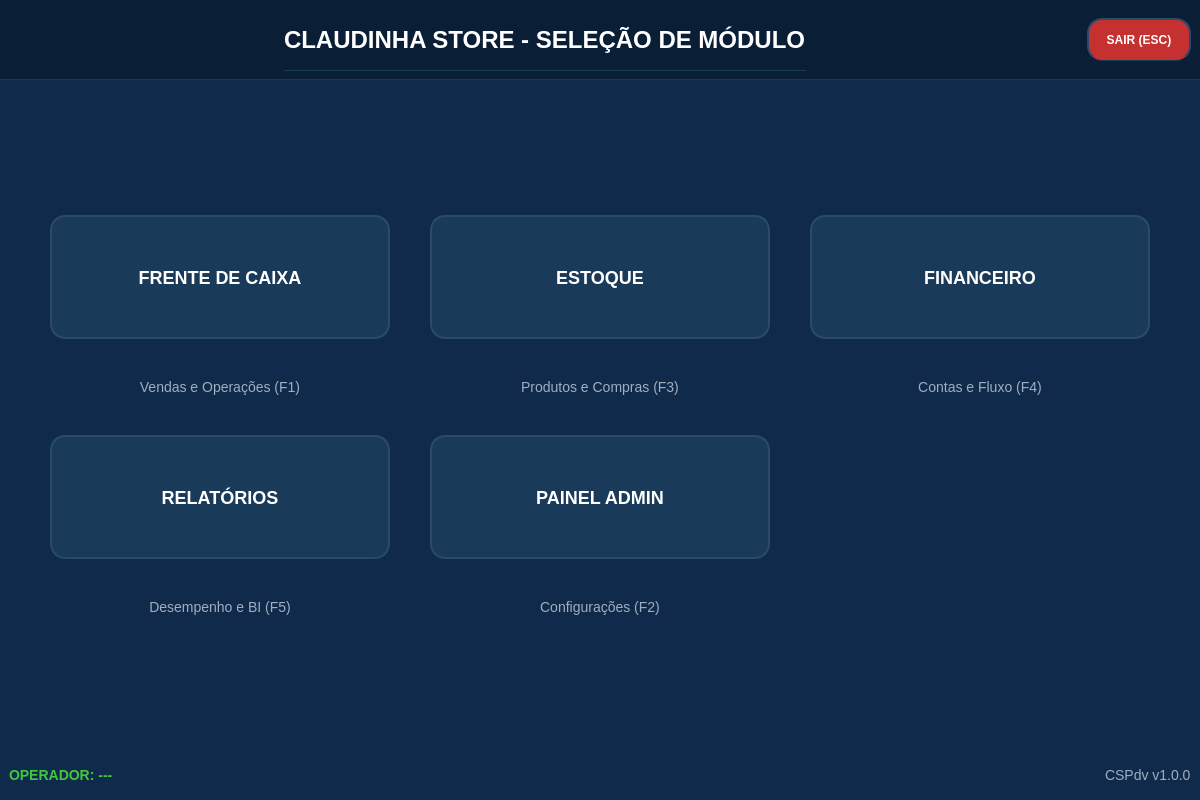
First picture: the form in ui/login/selecao_modo.ui, repository iuryruansc/cspdv, before the edit.
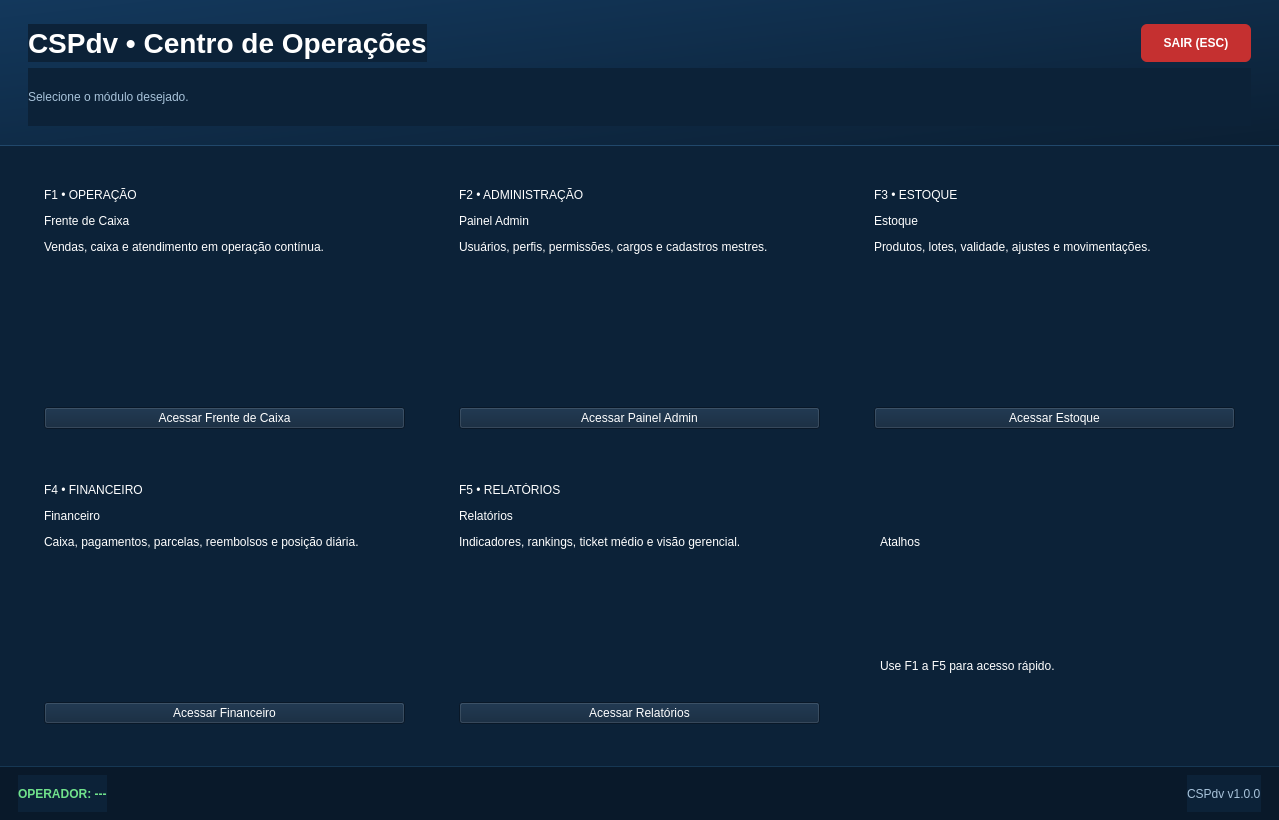
Second picture: the form after the edit.

The edit to the form file:
```diff
--- a/ui/login/selecao_modo.ui
+++ b/ui/login/selecao_modo.ui
@@ -6,46 +6,94 @@
    <rect>
     <x>0</x>
     <y>0</y>
-    <width>1200</width>
-    <height>800</height>
+    <width>1279</width>
+    <height>820</height>
    </rect>
   </property>
   <property name="windowTitle">
-   <string>CSPdv - Seleção de Modo</string>
+   <string>CSPdv - Seleção de Áreas</string>
   </property>
   <property name="styleSheet">
    <string notr="true">
-    QWidget {
-        font-family: 'Segoe UI', Arial;
-        background-color: #0f2a4a;
-        color: white;
-    }
-    QPushButton {
-        background-color: #1a3a5a;
-        border: 2px solid #2a4a6a;
-        border-radius: 15px;
-        color: white;
-        font-size: 18px;
-        font-weight: bold;
-        min-height: 120px;
-        min-width: 200px;
-    }
-    QPushButton:hover {
-        background-color: #2a4a6a;
-        border-color: #3a6aaa;
-    }
-    QPushButton:pressed {
-        background-color: #0a1a2a;
-    }
-    QLabel#lblTitulo {
-        font-size: 24px;
-        font-weight: bold;
-        color: #ffffff;
-    }
-    QLabel {
-        font-size: 14px;
-        color: #a0aec0;
-    }
+QWidget {
+ font-family: 'Segoe UI', Arial;
+ background-color: #0c2238;
+ color: white;
+}
+QFrame#frameHero {
+ background: qlineargradient(x1:0, y1:0, x2:1, y2:1, stop:0 #13385c, stop:1 #0b1f33);
+ border-bottom: 1px solid #21486b;
+}
+QLabel#lblTitulo {
+ font-size: 28px;
+ font-weight: bold;
+ color: white;
+}
+QLabel#lblSubtitulo, QLabel#lblVersao {
+ font-size: 12px;
+ color: #a8c3da;
+}
+QFrame[card=&quot;true&quot;] {
+ background-color: #112c47;
+ border: 1px solid #234d72;
+ border-radius: 18px;
+}
+QLabel[moduleBadge=&quot;true&quot;] {
+ background-color: rgba(255,255,255,24);
+ color: #d8ebfb;
+ border: 1px solid rgba(255,255,255,35);
+ border-radius: 11px;
+ padding: 4px 10px;
+ font-size: 11px;
+ font-weight: bold;
+}
+QLabel[moduleTitle=&quot;true&quot;] {
+ font-size: 22px;
+ font-weight: bold;
+ color: white;
+}
+QLabel[moduleDesc=&quot;true&quot;] {
+ font-size: 12px;
+ color: #a8c3da;
+}
+QPushButton[moduleCard=&quot;true&quot;] {
+ background-color: #163758;
+ color: white;
+ border: 1px solid #2b5e87;
+ border-radius: 10px;
+ padding: 10px 14px;
+ font-size: 12px;
+ font-weight: bold;
+ text-align: center;
+}
+QPushButton[moduleCard=&quot;true&quot;]:hover {
+ background-color: #1d466c;
+ border-color: #3d78a8;
+}
+QPushButton[moduleCard=&quot;true&quot;]:pressed {
+ background-color: #10314e;
+}
+QPushButton#btnSairSessao {
+ background-color: #c53030;
+ color: white;
+ border: none;
+ border-radius: 6px;
+ padding: 8px 16px;
+ font-size: 12px;
+ font-weight: bold;
+}
+QPushButton#btnSairSessao:hover {
+ background-color: #df4242;
+}
+QFrame#frameFooter {
+ background-color: #09192a;
+ border-top: 1px solid #163753;
+}
+QLabel#lblOperadorNome {
+ font-weight: bold;
+ color: #70e28b;
+ font-size: 12px;
+}
    </string>
   </property>
   <layout class="QVBoxLayout" name="mainVLayout">
@@ -65,39 +113,43 @@
     <number>0</number>
    </property>
    <item>
-    <widget class="QFrame" name="frameHeader">
+    <widget class="QFrame" name="frameHero">
      <property name="minimumSize">
       <size>
        <width>0</width>
-       <height>80</height>
+       <height>146</height>
       </size>
      </property>
-     <property name="styleSheet">
-      <string notr="true">background-color: #0a1f35; border-bottom: 1px solid #1a3a5a;</string>
+     <property name="maximumSize">
+      <size>
+       <width>16777215</width>
+       <height>146</height>
+      </size>
      </property>
-     <layout class="QHBoxLayout" name="headerLayout">
+     <layout class="QVBoxLayout" name="heroVLayout">
+      <property name="leftMargin">
+       <number>28</number>
+      </property>
+      <property name="topMargin">
+       <number>24</number>
+      </property>
+      <property name="rightMargin">
+       <number>28</number>
+      </property>
+      <property name="bottomMargin">
+       <number>20</number>
+      </property>
       <item>
-       <spacer name="spacerLeft">
-        <property name="orientation">
-         <enum>Qt::Horizontal</enum>
-        </property>
-        <property name="sizeHint" stdset="0">
-         <size>
-          <width>0</width>
-          <height>0</height>
-         </size>
-        </property>
-       </spacer>
-      </item>
+       <layout class="QHBoxLayout" name="heroTopLayout">
       <item>
        <widget class="QLabel" name="lblTitulo">
         <property name="text">
-         <string>CLAUDINHA STORE - SELEÇÃO DE MÓDULO</string>
+           <string>CSPdv • Centro de Operações</string>
         </property>
        </widget>
       </item>
       <item>
-       <spacer name="spacerRight">
+         <spacer name="heroTopSpacer">
         <property name="orientation">
          <enum>Qt::Horizontal</enum>
         </property>
@@ -113,169 +165,432 @@
        <widget class="QPushButton" name="btnSairSessao">
         <property name="minimumSize">
          <size>
-          <width>104</width>
-          <height>43</height>
-         </size>
-        </property>
-        <property name="styleSheet">
-         <string notr="true">background-color: #c53030; min-height: 40px; min-width: 100px; font-size: 12px;</string>
-        </property>
+            <width>110</width>
+            <height>38</height>
+           </size>
+          </property>
         <property name="text">
          <string>SAIR (ESC)</string>
         </property>
        </widget>
       </item>
      </layout>
-    </widget>
    </item>
    <item>
-    <spacer name="vSpacerTop">
-     <property name="orientation">
-      <enum>Qt::Vertical</enum>
-     </property>
-     <property name="sizeHint" stdset="0">
-      <size>
-       <width>0</width>
-       <height>0</height>
-      </size>
-     </property>
-    </spacer>
+       <widget class="QLabel" name="lblSubtitulo">
+        <property name="text">
+         <string>Selecione o módulo desejado.</string>
+        </property>
+       </widget>
+      </item>
+     </layout>
+    </widget>
    </item>
    <item>
     <layout class="QGridLayout" name="layoutContent">
      <property name="leftMargin">
-      <number>50</number>
+      <number>26</number>
+     </property>
+     <property name="topMargin">
+      <number>24</number>
      </property>
      <property name="rightMargin">
-      <number>50</number>
+      <number>26</number>
+     </property>
+     <property name="bottomMargin">
+      <number>24</number>
      </property>
      <property name="spacing">
-      <number>40</number>
+      <number>18</number>
      </property>
      <item row="0" column="0">
-      <layout class="QVBoxLayout" name="vboxPDV">
+      <widget class="QFrame" name="cardFrenteCaixa">
+       <property name="card" stdset="0">
+        <string>true</string>
+       </property>
+       <layout class="QVBoxLayout" name="cardFrenteCaixaLayout">
+        <property name="spacing">
+         <number>12</number>
+        </property>
+        <property name="leftMargin">
+         <number>18</number>
+        </property>
+        <property name="topMargin">
+         <number>18</number>
+        </property>
+        <property name="rightMargin">
+         <number>18</number>
+        </property>
+        <property name="bottomMargin">
+         <number>18</number>
+        </property>
        <item>
-        <widget class="QPushButton" name="btnFrenteCaixa">
-         <property name="toolTip">
-          <string>[F1] Acesso ao PDV</string>
-         </property>
+         <widget class="QLabel" name="lblBadgePdv">
+          <property name="text">
+           <string>F1 • OPERAÇÃO</string>
+          </property>
+          <property name="moduleBadge" stdset="0">
+           <string>true</string>
+          </property>
+         </widget>
+        </item>
+        <item>
+         <widget class="QLabel" name="lblTitlePdv">
          <property name="text">
-          <string>FRENTE DE CAIXA</string>
+           <string>Frente de Caixa</string>
+          </property>
+          <property name="moduleTitle" stdset="0">
+           <string>true</string>
          </property>
         </widget>
        </item>
        <item>
         <widget class="QLabel" name="lblFrenteCaixa">
          <property name="text">
-          <string>Vendas e Operações (F1)</string>
-         </property>
-         <property name="alignment">
-          <set>Qt::AlignCenter</set>
+           <string>Vendas, caixa e atendimento em operação contínua.</string>
+          </property>
+          <property name="wordWrap">
+           <bool>true</bool>
+          </property>
+          <property name="moduleDesc" stdset="0">
+           <string>true</string>
+          </property>
+         </widget>
+        </item>
+        <item>
+         <spacer name="spacerPdv">
+          <property name="orientation">
+           <enum>Qt::Vertical</enum>
+          </property>
+          <property name="sizeHint" stdset="0">
+           <size>
+            <width>0</width>
+            <height>0</height>
+           </size>
+          </property>
+         </spacer>
+        </item>
+        <item>
+         <widget class="QPushButton" name="btnFrenteCaixa">
+          <property name="toolTip">
+           <string>[F1] Frente de caixa</string>
+          </property>
+          <property name="text">
+           <string>Acessar Frente de Caixa</string>
+          </property>
+          <property name="moduleCard" stdset="0">
+           <string>true</string>
          </property>
         </widget>
        </item>
       </layout>
+      </widget>
      </item>
      <item row="0" column="1">
-      <layout class="QVBoxLayout" name="vboxEstoque">
+      <widget class="QFrame" name="cardAdmin">
+       <property name="card" stdset="0">
+        <string>true</string>
+       </property>
+       <layout class="QVBoxLayout" name="cardAdminLayout">
+        <property name="spacing">
+         <number>12</number>
+        </property>
+        <property name="leftMargin">
+         <number>18</number>
+        </property>
+        <property name="topMargin">
+         <number>18</number>
+        </property>
+        <property name="rightMargin">
+         <number>18</number>
+        </property>
+        <property name="bottomMargin">
+         <number>18</number>
+        </property>
        <item>
-        <widget class="QPushButton" name="btnEstoque">
+         <widget class="QLabel" name="lblBadgeAdmin">
+          <property name="text">
+           <string>F2 • ADMINISTRAÇÃO</string>
+          </property>
+          <property name="moduleBadge" stdset="0">
+           <string>true</string>
+          </property>
+         </widget>
+        </item>
+        <item>
+         <widget class="QLabel" name="lblTitleAdmin">
+          <property name="text">
+           <string>Painel Admin</string>
+          </property>
+          <property name="moduleTitle" stdset="0">
+           <string>true</string>
+          </property>
+         </widget>
+        </item>
+        <item>
+         <widget class="QLabel" name="lblPainelAdmin">
+          <property name="text">
+           <string>Usuários, perfis, permissões, cargos e cadastros mestres.</string>
+          </property>
+          <property name="wordWrap">
+           <bool>true</bool>
+          </property>
+          <property name="moduleDesc" stdset="0">
+           <string>true</string>
+          </property>
+         </widget>
+        </item>
+        <item>
+         <spacer name="spacerAdmin">
+          <property name="orientation">
+           <enum>Qt::Vertical</enum>
+          </property>
+          <property name="sizeHint" stdset="0">
+           <size>
+            <width>0</width>
+            <height>0</height>
+           </size>
+          </property>
+         </spacer>
+        </item>
+        <item>
+         <widget class="QPushButton" name="btnPainelAdmin">
          <property name="toolTip">
-          <string>[F3] Gestão de Produtos</string>
+           <string>[F2] Painel administrativo</string>
          </property>
          <property name="text">
-          <string>ESTOQUE</string>
-         </property>
-        </widget>
-       </item>
-       <item>
-        <widget class="QLabel" name="lblEstoque">
-         <property name="text">
-          <string>Produtos e Compras (F3)</string>
-         </property>
-         <property name="alignment">
-          <set>Qt::AlignCenter</set>
+           <string>Acessar Painel Admin</string>
+          </property>
+          <property name="moduleCard" stdset="0">
+           <string>true</string>
          </property>
         </widget>
        </item>
       </layout>
+      </widget>
      </item>
      <item row="0" column="2">
-      <layout class="QVBoxLayout" name="vboxFinanceiro">
+      <widget class="QFrame" name="cardEstoque">
+       <property name="card" stdset="0">
+        <string>true</string>
+       </property>
+       <layout class="QVBoxLayout" name="cardEstoqueLayout">
+        <property name="spacing">
+         <number>12</number>
+        </property>
+        <property name="leftMargin">
+         <number>18</number>
+        </property>
+        <property name="topMargin">
+         <number>18</number>
+        </property>
+        <property name="rightMargin">
+         <number>18</number>
+        </property>
+        <property name="bottomMargin">
+         <number>18</number>
+        </property>
        <item>
-        <widget class="QPushButton" name="btnFinanceiro">
+         <widget class="QLabel" name="lblBadgeEstoque">
+          <property name="text">
+           <string>F3 • ESTOQUE</string>
+          </property>
+          <property name="moduleBadge" stdset="0">
+           <string>true</string>
+          </property>
+         </widget>
+        </item>
+        <item>
+         <widget class="QLabel" name="lblTitleEstoque">
+          <property name="text">
+           <string>Estoque</string>
+          </property>
+          <property name="moduleTitle" stdset="0">
+           <string>true</string>
+          </property>
+         </widget>
+        </item>
+        <item>
+         <widget class="QLabel" name="lblEstoque">
+          <property name="text">
+           <string>Produtos, lotes, validade, ajustes e movimentações.</string>
+          </property>
+          <property name="wordWrap">
+           <bool>true</bool>
+          </property>
+          <property name="moduleDesc" stdset="0">
+           <string>true</string>
+          </property>
+         </widget>
+        </item>
+        <item>
+         <spacer name="spacerEstoque">
+          <property name="orientation">
+           <enum>Qt::Vertical</enum>
+          </property>
+          <property name="sizeHint" stdset="0">
+           <size>
+            <width>0</width>
+            <height>0</height>
+           </size>
+          </property>
+         </spacer>
+        </item>
+        <item>
+         <widget class="QPushButton" name="btnEstoque">
          <property name="toolTip">
-          <string>[F4] Fluxo de Caixa</string>
+           <string>[F3] Estoque</string>
          </property>
          <property name="text">
-          <string>FINANCEIRO</string>
-         </property>
-        </widget>
-       </item>
-       <item>
-        <widget class="QLabel" name="lblFinanceiro">
-         <property name="text">
-          <string>Contas e Fluxo (F4)</string>
-         </property>
-         <property name="alignment">
-          <set>Qt::AlignCenter</set>
+           <string>Acessar Estoque</string>
+          </property>
+          <property name="moduleCard" stdset="0">
+           <string>true</string>
          </property>
         </widget>
        </item>
       </layout>
+      </widget>
      </item>
      <item row="1" column="0">
-      <layout class="QVBoxLayout" name="vboxRelatorios">
+      <widget class="QFrame" name="cardFinanceiro">
+       <property name="card" stdset="0">
+        <string>true</string>
+       </property>
+       <layout class="QVBoxLayout" name="cardFinanceiroLayout">
+        <property name="spacing">
+         <number>12</number>
+        </property>
+        <property name="leftMargin">
+         <number>18</number>
+        </property>
+        <property name="topMargin">
+         <number>18</number>
+        </property>
+        <property name="rightMargin">
+         <number>18</number>
+        </property>
+        <property name="bottomMargin">
+         <number>18</number>
+        </property>
        <item>
-        <widget class="QPushButton" name="btnRelatorios">
+         <widget class="QLabel" name="lblBadgeFinanceiro">
+          <property name="text">
+           <string>F4 • FINANCEIRO</string>
+          </property>
+          <property name="moduleBadge" stdset="0">
+           <string>true</string>
+          </property>
+         </widget>
+        </item>
+        <item>
+         <widget class="QLabel" name="lblTitleFinanceiro">
+          <property name="text">
+           <string>Financeiro</string>
+          </property>
+          <property name="moduleTitle" stdset="0">
+           <string>true</string>
+          </property>
+         </widget>
+        </item>
+        <item>
+         <widget class="QLabel" name="lblFinanceiro">
+          <property name="text">
+           <string>Caixa, pagamentos, parcelas, reembolsos e posição diária.</string>
+          </property>
+          <property name="wordWrap">
+           <bool>true</bool>
+          </property>
+          <property name="moduleDesc" stdset="0">
+           <string>true</string>
+          </property>
+         </widget>
+        </item>
+        <item>
+         <spacer name="spacerFinanceiro">
+          <property name="orientation">
+           <enum>Qt::Vertical</enum>
+          </property>
+          <property name="sizeHint" stdset="0">
+           <size>
+            <width>0</width>
+            <height>0</height>
+           </size>
+          </property>
+         </spacer>
+        </item>
+        <item>
+         <widget class="QPushButton" name="btnFinanceiro">
          <property name="toolTip">
-          <string>[F5] Indicadores de Venda</string>
+           <string>[F4] Financeiro</string>
          </property>
          <property name="text">
-          <string>RELATÓRIOS</string>
-         </property>
-        </widget>
-       </item>
-       <item>
-        <widget class="QLabel" name="lblRelatorios">
-         <property name="text">
-          <string>Desempenho e BI (F5)</string>
-         </property>
-         <property name="alignment">
-          <set>Qt::AlignCenter</set>
+           <string>Acessar Financeiro</string>
+          </property>
+          <property name="moduleCard" stdset="0">
+           <string>true</string>
          </property>
         </widget>
        </item>
       </layout>
+      </widget>
      </item>
      <item row="1" column="1">
-      <layout class="QVBoxLayout" name="vboxAdmin">
+      <widget class="QFrame" name="cardRelatorios">
+       <property name="card" stdset="0">
+        <string>true</string>
+       </property>
+       <layout class="QVBoxLayout" name="cardRelatoriosLayout">
+        <property name="spacing">
+         <number>12</number>
+        </property>
+        <property name="leftMargin">
+         <number>18</number>
+        </property>
+        <property name="topMargin">
+         <number>18</number>
+        </property>
+        <property name="rightMargin">
+         <number>18</number>
+        </property>
+        <property name="bottomMargin">
+         <number>18</number>
+        </property>
        <item>
-        <widget class="QPushButton" name="btnPainelAdmin">
-         <property name="toolTip">
-          <string>[F2] Configurações do Sistema</string>
-         </property>
+         <widget class="QLabel" name="lblBadgeRelatorios">
+          <property name="text">
+           <string>F5 • RELATÓRIOS</string>
+          </property>
+          <property name="moduleBadge" stdset="0">
+           <string>true</string>
+          </property>
+         </widget>
+        </item>
+        <item>
+         <widget class="QLabel" name="lblTitleRelatorios">
          <property name="text">
-          <string>PAINEL ADMIN</string>
-         </property>
+           <string>Relatórios</string>
+          </property>
+          <property name="moduleTitle" stdset="0">
+           <string>true</string>
+          </property>
         </widget>
        </item>
        <item>
-        <widget class="QLabel" name="lblPainelAdmin">
+         <widget class="QLabel" name="lblRelatorios">
          <property name="text">
-          <string>Configurações (F2)</string>
-         </property>
-         <property name="alignment">
-          <set>Qt::AlignCenter</set>
-         </property>
-        </widget>
-       </item>
-      </layout>
-     </item>
-    </layout>
-   </item>
+           <string>Indicadores, rankings, ticket médio e visão gerencial.</string>
+          </property>
+          <property name="wordWrap">
+           <bool>true</bool>
+          </property>
+          <property name="moduleDesc" stdset="0">
+           <string>true</string>
+          </property>
+         </widget>
+        </item>
    <item>
-    <spacer name="vSpacerBottom">
+         <spacer name="spacerRelatorios">
      <property name="orientation">
       <enum>Qt::Vertical</enum>
      </property>
@@ -286,28 +601,108 @@
       </size>
      </property>
     </spacer>
+        </item>
+        <item>
+         <widget class="QPushButton" name="btnRelatorios">
+          <property name="toolTip">
+           <string>[F5] Relatórios</string>
+          </property>
+          <property name="text">
+           <string>Acessar Relatórios</string>
+          </property>
+          <property name="moduleCard" stdset="0">
+           <string>true</string>
+          </property>
+         </widget>
+        </item>
+       </layout>
+      </widget>
+     </item>
+     <item row="1" column="2">
+      <widget class="QFrame" name="cardResumo">
+       <property name="card" stdset="0">
+        <string>true</string>
+       </property>
+       <layout class="QVBoxLayout" name="cardResumoLayout">
+        <property name="spacing">
+         <number>14</number>
+        </property>
+        <property name="leftMargin">
+         <number>24</number>
+        </property>
+        <property name="topMargin">
+         <number>22</number>
+        </property>
+        <property name="rightMargin">
+         <number>24</number>
+        </property>
+        <property name="bottomMargin">
+         <number>22</number>
+        </property>
+        <item>
+         <widget class="QLabel" name="lblResumoTitle">
+          <property name="text">
+           <string>Atalhos</string>
+          </property>
+          <property name="moduleTitle" stdset="0">
+           <string>true</string>
+          </property>
+         </widget>
+        </item>
+        <item>
+         <widget class="QLabel" name="lblResumoText3">
+          <property name="text">
+           <string>Use F1 a F5 para acesso rápido.</string>
+          </property>
+          <property name="moduleDesc" stdset="0">
+           <string>true</string>
+          </property>
+         </widget>
+        </item>
+       </layout>
+      </widget>
+     </item>
+    </layout>
    </item>
    <item>
     <widget class="QFrame" name="frameFooter">
      <property name="minimumSize">
       <size>
        <width>0</width>
-       <height>50</height>
+       <height>54</height>
+      </size>
+     </property>
+     <property name="maximumSize">
+      <size>
+       <width>16777215</width>
+       <height>54</height>
       </size>
      </property>
      <layout class="QHBoxLayout" name="footerLayout">
+      <property name="leftMargin">
+       <number>18</number>
+      </property>
+      <property name="topMargin">
+       <number>8</number>
+      </property>
+      <property name="rightMargin">
+       <number>18</number>
+      </property>
+      <property name="bottomMargin">
+       <number>8</number>
+      </property>
+      <property name="spacing">
+       <number>10</number>
+      </property>
       <item>
        <widget class="QLabel" name="lblOperadorNome">
-        <property name="styleSheet">
-         <string notr="true">font-weight: bold; color: #40c840;</string>
-        </property>
         <property name="text">
          <string>OPERADOR: ---</string>
         </property>
        </widget>
       </item>
       <item>
-       <spacer name="spacerFooter">
+       <spacer name="footerSpacer">
         <property name="orientation">
          <enum>Qt::Horizontal</enum>
         </property>
```
Lines whose indentation alone changed are shown as unchanged.
